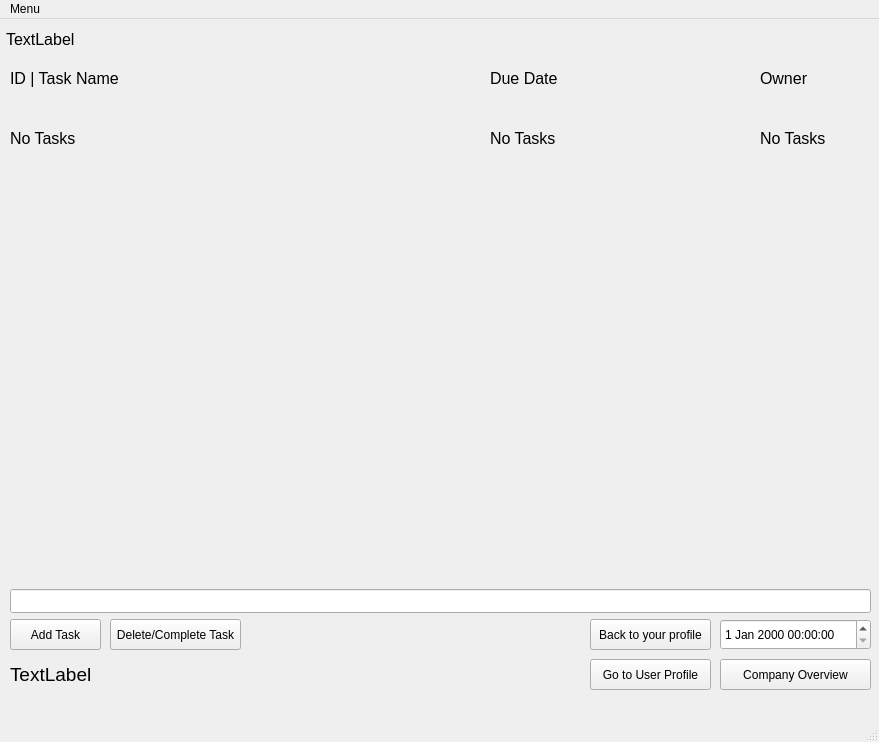
The window that 2021/01Spring/CSC284/final/BrunoKoppel_Thareos/checklistwindow.ui (BrunoKoppel/bhcc) describes before a commit, drawn with Qt 5.
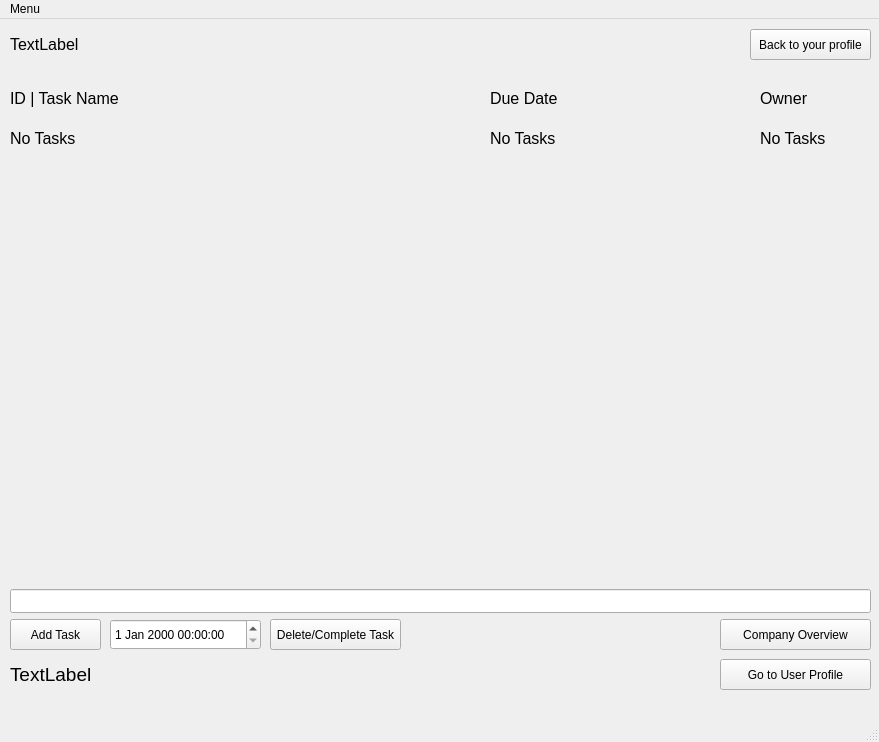
The same window after the commit.

The edit to the form file:
```diff
--- a/2021/01Spring/CSC284/final/BrunoKoppel_Thareos/checklistwindow.ui
+++ b/2021/01Spring/CSC284/final/BrunoKoppel_Thareos/checklistwindow.ui
@@ -61,18 +61,18 @@
    <widget class="QDateTimeEdit" name="taskDateTimeEdit">
     <property name="geometry">
      <rect>
-      <x>720</x>
-      <y>600</y>
-      <width>151</width>
-      <height>31</height>
-     </rect>
-    </property>
-   </widget>
-   <widget class="QPushButton" name="deleteTaskButton">
-    <property name="geometry">
-     <rect>
       <x>110</x>
       <y>600</y>
+      <width>151</width>
+      <height>31</height>
+     </rect>
+    </property>
+   </widget>
+   <widget class="QPushButton" name="deleteTaskButton">
+    <property name="geometry">
+     <rect>
+      <x>270</x>
+      <y>600</y>
       <width>131</width>
       <height>31</height>
      </rect>
@@ -126,10 +126,10 @@
    <widget class="QLabel" name="userGreeting">
     <property name="geometry">
      <rect>
-      <x>6</x>
+      <x>10</x>
       <y>10</y>
       <width>371</width>
-      <height>20</height>
+      <height>31</height>
      </rect>
     </property>
     <property name="font">
@@ -144,9 +144,9 @@
    <widget class="QPushButton" name="goToUserProfileButton">
     <property name="geometry">
      <rect>
-      <x>590</x>
+      <x>720</x>
       <y>640</y>
-      <width>121</width>
+      <width>151</width>
       <height>31</height>
      </rect>
     </property>
@@ -158,7 +158,7 @@
     <property name="geometry">
      <rect>
       <x>720</x>
-      <y>640</y>
+      <y>600</y>
       <width>151</width>
       <height>31</height>
      </rect>
@@ -171,7 +171,7 @@
     <property name="geometry">
      <rect>
       <x>10</x>
-      <y>50</y>
+      <y>70</y>
       <width>471</width>
       <height>21</height>
      </rect>
@@ -192,8 +192,8 @@
     <property name="geometry">
      <rect>
       <x>490</x>
-      <y>50</y>
-      <width>121</width>
+      <y>70</y>
+      <width>261</width>
       <height>21</height>
      </rect>
     </property>
@@ -213,7 +213,7 @@
     <property name="geometry">
      <rect>
       <x>760</x>
-      <y>50</y>
+      <y>70</y>
       <width>111</width>
       <height>21</height>
      </rect>
@@ -251,8 +251,8 @@
    <widget class="QPushButton" name="goToUserProfileButton_2">
     <property name="geometry">
      <rect>
-      <x>590</x>
-      <y>600</y>
+      <x>750</x>
+      <y>10</y>
       <width>121</width>
       <height>31</height>
      </rect>
```
